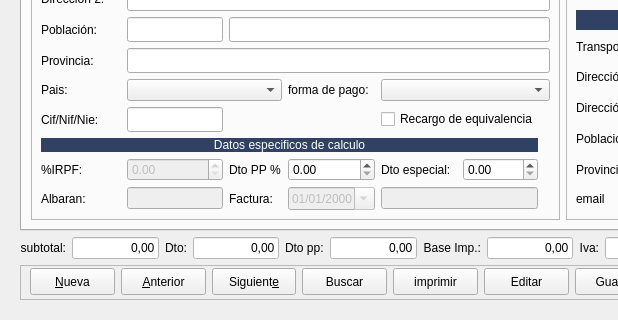
Before: the Qt Designer form Zona_Ventas/frmpedidos.ui in arcnexus/RedFoX, drawn with Qt 5; both pictures show x 0 to 618 and y 287 to 607 of the 962 by 607 pixel window.
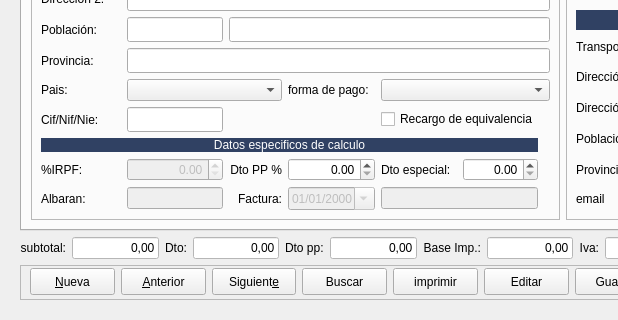
After: the same form once the commit is applied. The open tabs and pages were chosen to show the change. Icons and pictures are not drawn.

Commit message: Pedidos a albaran y a factura stock correcto

```diff
--- a/Zona_Ventas/frmpedidos.ui
+++ b/Zona_Ventas/frmpedidos.ui
@@ -408,6 +408,9 @@
                 <property name="text">
                  <string>Factura:</string>
                 </property>
+                <property name="alignment">
+                 <set>Qt::AlignRight|Qt::AlignTrailing|Qt::AlignVCenter</set>
+                </property>
                </widget>
               </item>
               <item row="12" column="3">
@@ -453,7 +456,11 @@
                </widget>
               </item>
               <item row="11" column="5">
-               <widget class="QDoubleSpinBox" name="spin_porc_dto_especial"/>
+               <widget class="QDoubleSpinBox" name="spin_porc_dto_especial">
+                <property name="alignment">
+                 <set>Qt::AlignRight|Qt::AlignTrailing|Qt::AlignVCenter</set>
+                </property>
+               </widget>
               </item>
               <item row="11" column="4">
                <widget class="QLabel" name="label_50">
@@ -463,13 +470,20 @@
                </widget>
               </item>
               <item row="11" column="3">
-               <widget class="QDoubleSpinBox" name="spinPorc_dto_pp"/>
+               <widget class="QDoubleSpinBox" name="spinPorc_dto_pp">
+                <property name="alignment">
+                 <set>Qt::AlignRight|Qt::AlignTrailing|Qt::AlignVCenter</set>
+                </property>
+               </widget>
               </item>
               <item row="11" column="2">
                <widget class="QLabel" name="label_48">
                 <property name="text">
                  <string>Dto PP %</string>
                 </property>
+                <property name="alignment">
+                 <set>Qt::AlignRight|Qt::AlignTrailing|Qt::AlignVCenter</set>
+                </property>
                </widget>
               </item>
               <item row="8" column="4" colspan="2">
@@ -517,6 +531,9 @@
                 <property name="enabled">
                  <bool>false</bool>
                 </property>
+                <property name="alignment">
+                 <set>Qt::AlignRight|Qt::AlignTrailing|Qt::AlignVCenter</set>
+                </property>
                </widget>
               </item>
               <item row="0" column="2" colspan="4">
```
Left out of the diff: 8 changed lines with no effect on the pictures. The commit also changes 2 other files.
